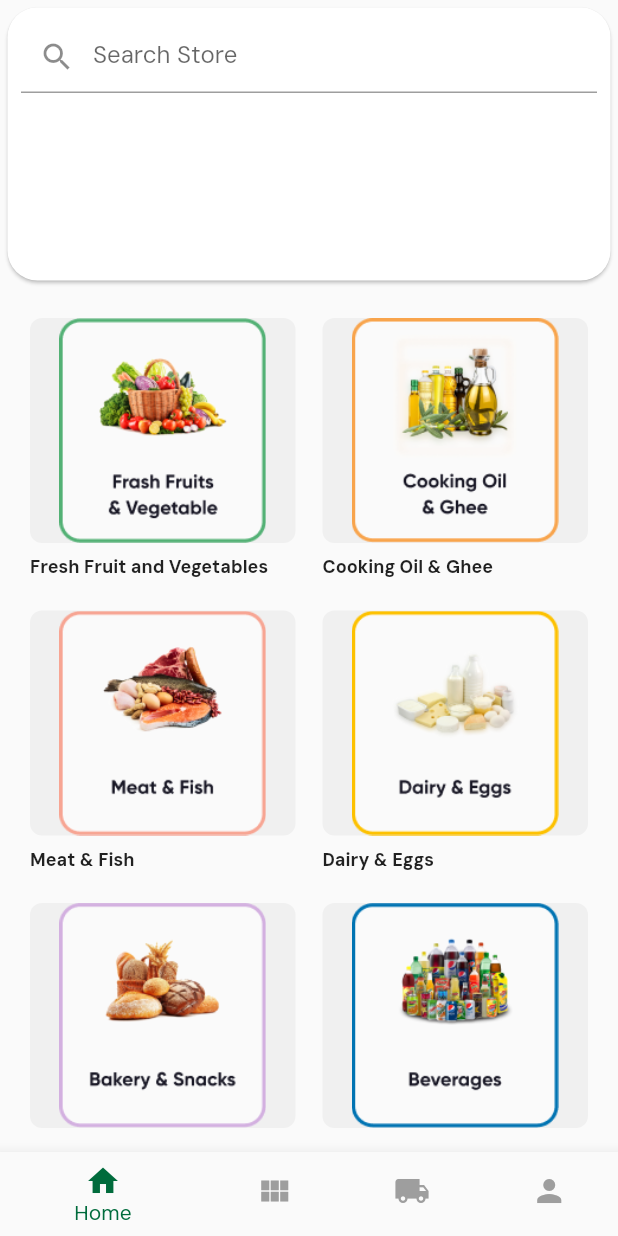
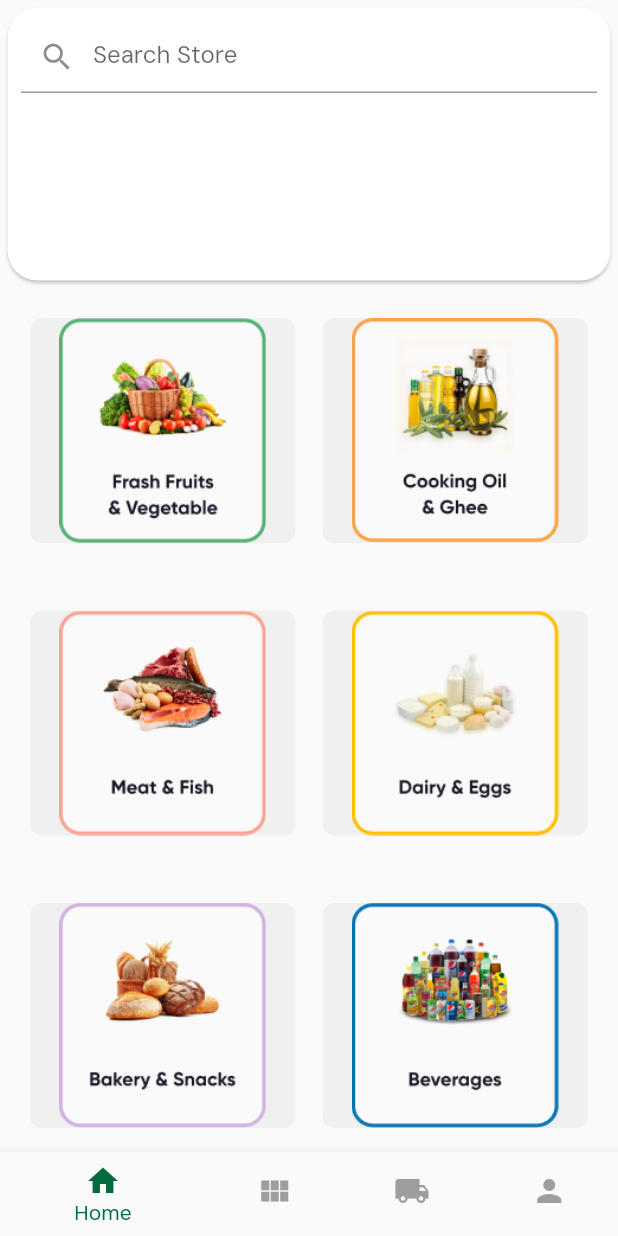
Before and after one commit to SSSamueLDS/googleignite_team7, a Flutter app: the BuyerExplores screen opened directly, on a phone screen of 412 x 824 dp. Run offline on Flutter 3.47's test engine with Material 2 defaults, Android fonts, the phone set to English and light mode, and no system bars.

Commit message:
route to epxlore

```diff
--- a/googleignite_team7/lib/main.dart
+++ b/googleignite_team7/lib/main.dart
@@ -16,7 +16,7 @@ import '../screens/forgot_password.dart';
 import '../screens/buyer_landing.dart';
 import '../screens/buyer_account.dart';
 
-
+import '../screens/buyer_explore.dart';
 import '../screens/buyer_transaction_page.dart';
 
 // Farmer Pages
--- a/googleignite_team7/lib/screens/buyer_explore.dart
+++ b/googleignite_team7/lib/screens/buyer_explore.dart
@@ -260,15 +260,7 @@ class HorizontalScrollExample extends StatelessWidget {
                               fit: BoxFit.contain,
                             ),
                           ),
-                          const SizedBox(height: 8),
-                          const Align(
-                            alignment: Alignment.centerLeft,
-                            child: Text(
-                              'Fresh Fruit and Vegetables',
-                              style: TextStyle(
-                                  fontWeight: FontWeight.bold, fontSize: 12.0),
-                            ),
-                          ),
+
                         ],
                       ),
                     ),
@@ -293,15 +285,8 @@ class HorizontalScrollExample extends StatelessWidget {
                               fit: BoxFit.contain,
                             ),
                           ),
-                          const SizedBox(height: 8),
-                          const Align(
-                            alignment: Alignment.centerLeft,
-                            child: Text(
-                              'Cooking Oil & Ghee',
-                              style: TextStyle(
-                                  fontWeight: FontWeight.bold, fontSize: 12.0),
-                            ),
-                          ),
+
+
                         ],
                       ),
                     ),
@@ -326,15 +311,7 @@ class HorizontalScrollExample extends StatelessWidget {
                               fit: BoxFit.contain,
                             ),
                           ),
-                          const SizedBox(height: 8),
-                          const Align(
-                            alignment: Alignment.centerLeft,
-                            child: Text(
-                              'Meat & Fish',
-                              style: TextStyle(
-                                  fontWeight: FontWeight.bold, fontSize: 12.0),
-                            ),
-                          ),
+
                         ],
                       ),
                     ),
@@ -359,15 +336,7 @@ class HorizontalScrollExample extends StatelessWidget {
                               fit: BoxFit.contain,
                             ),
                           ),
-                          const SizedBox(height: 8),
-                          const Align(
-                            alignment: Alignment.centerLeft,
-                            child: Text(
-                              'Dairy & Eggs',
-                              style: TextStyle(
-                                  fontWeight: FontWeight.bold, fontSize: 12.0),
-                            ),
-                          ),
+
                         ],
                       ),
                     ),
@@ -392,15 +361,7 @@ class HorizontalScrollExample extends StatelessWidget {
                               fit: BoxFit.contain,
                             ),
                           ),
-                          const SizedBox(height: 8),
-                          const Align(
-                            alignment: Alignment.centerLeft,
-                            child: Text(
-                              'Bakery & Snacks',
-                              style: TextStyle(
-                                  fontWeight: FontWeight.bold, fontSize: 12),
-                            ),
-                          ),
+
                         ],
                       ),
                     ),
@@ -426,14 +387,7 @@ class HorizontalScrollExample extends StatelessWidget {
                             ),
                           ),
                           const SizedBox(height: 8),
-                          const Align(
-                            alignment: Alignment.centerLeft,
-                            child: Text(
-                              'Beverages',
-                              style: TextStyle(
-                                  fontWeight: FontWeight.bold, fontSize: 12.0),
-                            ),
-                          ),
+
                         ],
                       ),
                     ),
--- a/googleignite_team7/lib/screens/buyer_landing.dart
+++ b/googleignite_team7/lib/screens/buyer_landing.dart
@@ -37,7 +37,7 @@ class BuyerLanding extends StatelessWidget {
                   child: Stack(
                 children: [
                   Expanded(
-                    child: BuyerExplore(),
+                    child: BuyerLand(),
                   )
                 ],
               ))
@@ -155,12 +155,12 @@ class _SearchResultsState extends State<SearchResults> {
   }
 }
 
-class BuyerExplore extends StatefulWidget {
+class BuyerLand extends StatefulWidget {
   @override
-  _BuyerExplore createState() => _BuyerExplore();
+  _BuyerLand createState() => _BuyerLand();
 }
 
-class _BuyerExplore extends State<BuyerExplore> {
+class _BuyerLand extends State<BuyerLand> {
   int _currentIndex = 0;
 
   @override
```
